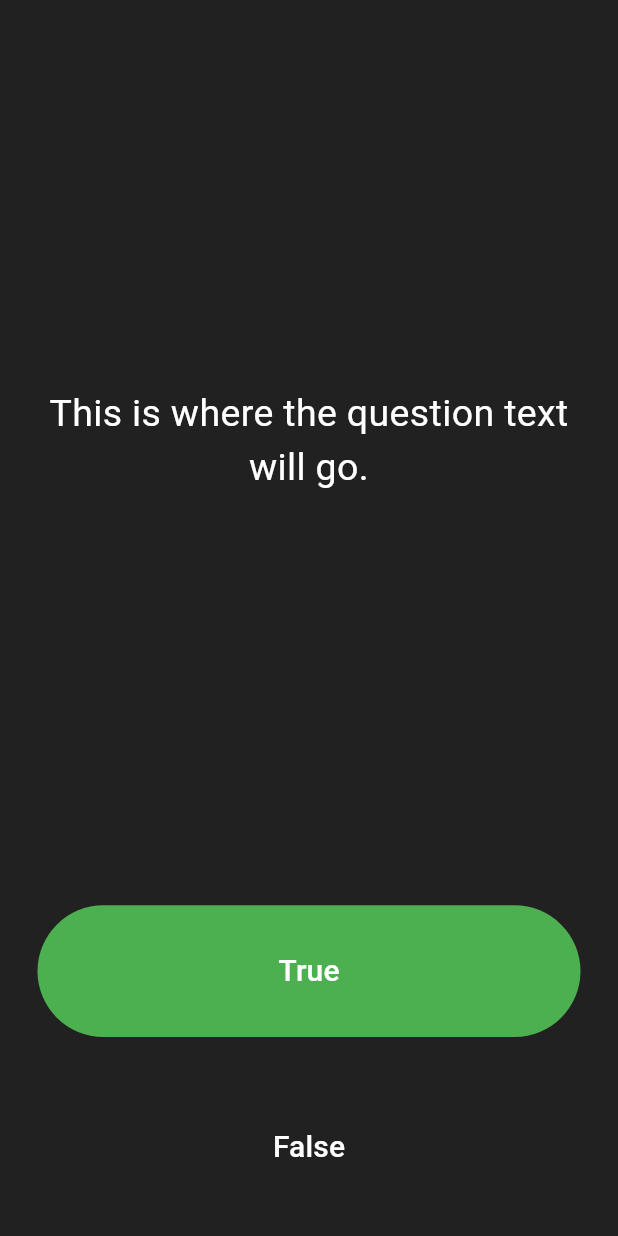
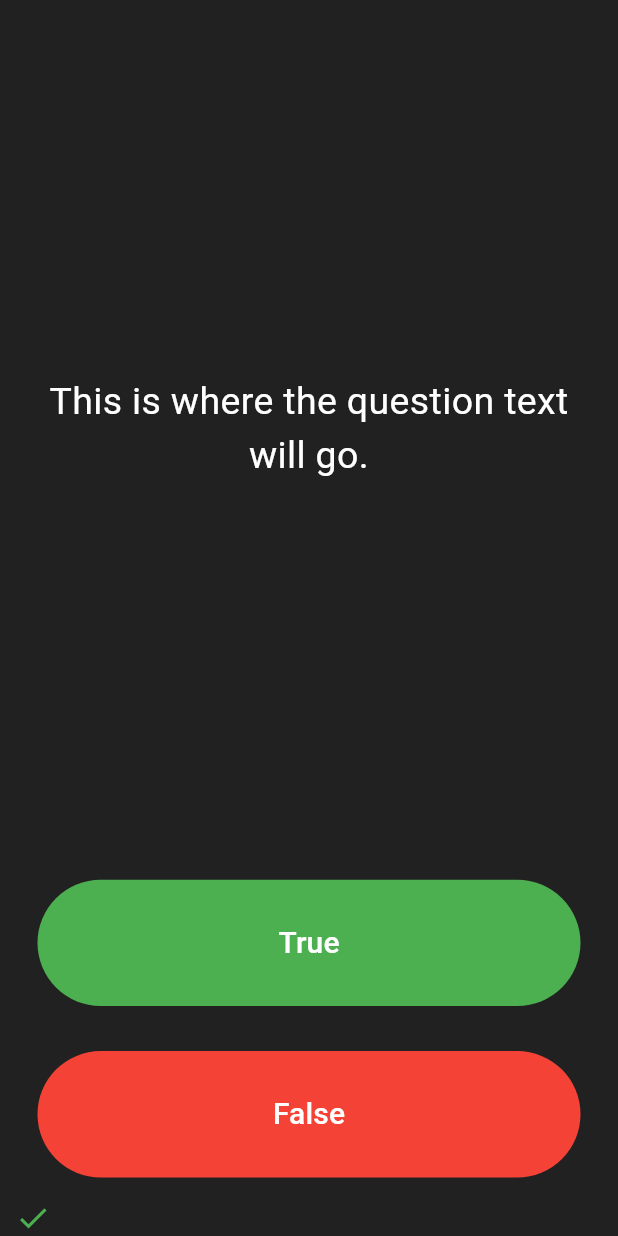
Before and after one commit to p2o51/quizzler-flutter-master, a Flutter app: the screen it shows after launch, after a tap on "True", on a phone screen of 412 x 824 dp. Run offline on Flutter 3.47's test engine with Material 3 defaults, Android fonts, the phone set to English and light mode, and no system bars.

Commit message:
ScoreKeeper

```diff
--- a/lib/main.dart
+++ b/lib/main.dart
@@ -25,6 +25,8 @@ class QuizPage extends StatefulWidget {
 }
 
 class _QuizPageState extends State<QuizPage> {
+  List<Icon> scoreKeeper = [];
+
   @override
   Widget build(BuildContext context) {
     return Column(
@@ -62,6 +64,12 @@ class _QuizPageState extends State<QuizPage> {
                 ),
               ),
               onPressed: () {
+                setState(() {
+                  scoreKeeper.add(Icon(
+                    Icons.check,
+                    color: Colors.green,
+                  ));
+                });
                 //The user picked true.
               },
             ),
@@ -71,6 +79,9 @@ class _QuizPageState extends State<QuizPage> {
           child: Padding(
             padding: EdgeInsets.all(15.0),
             child: TextButton(
+              style: TextButton.styleFrom(
+                backgroundColor: Colors.red,
+              ),
               child: Text(
                 'False',
                 style: TextStyle(
@@ -79,10 +90,19 @@ class _QuizPageState extends State<QuizPage> {
                 ),
               ),
               onPressed: () {
-                //The user picked false.
+                setState(() {
+                  scoreKeeper.add(Icon(
+                    Icons.close,
+                    color: Colors.red,
+                  ));
+                  //The user picked false.
+                });
               },
             ),
           ),
+        ),
+        Row(
+          children: scoreKeeper,
         ),
         //TODO: Add a Row here as your score keeper
       ],
```
